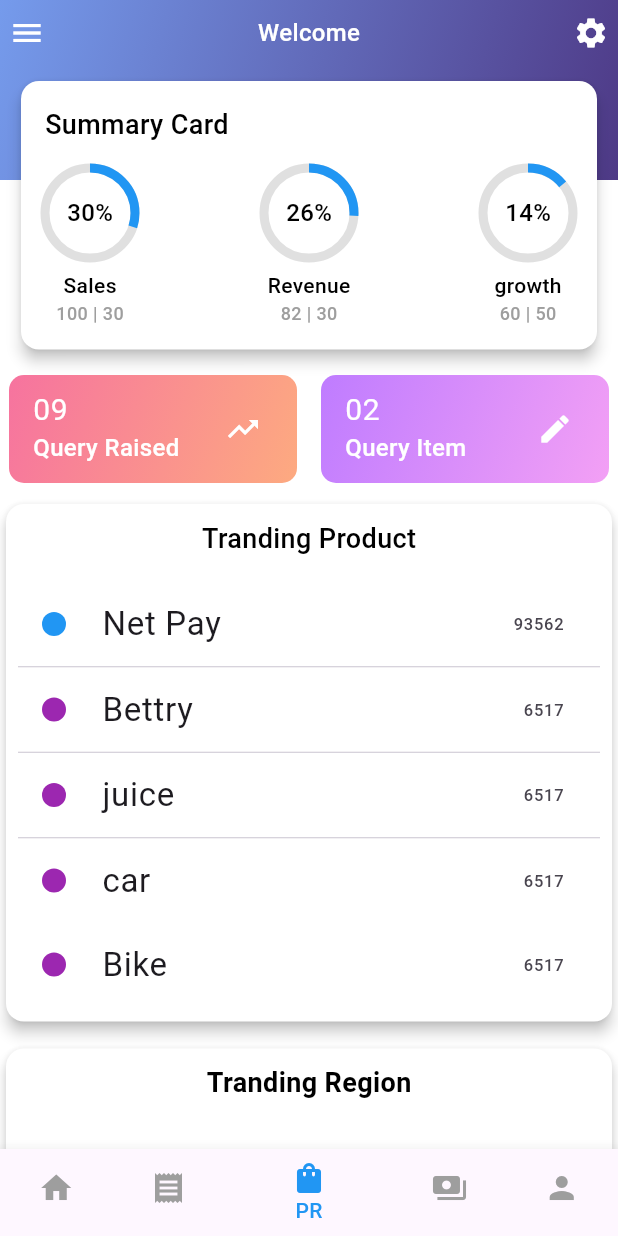
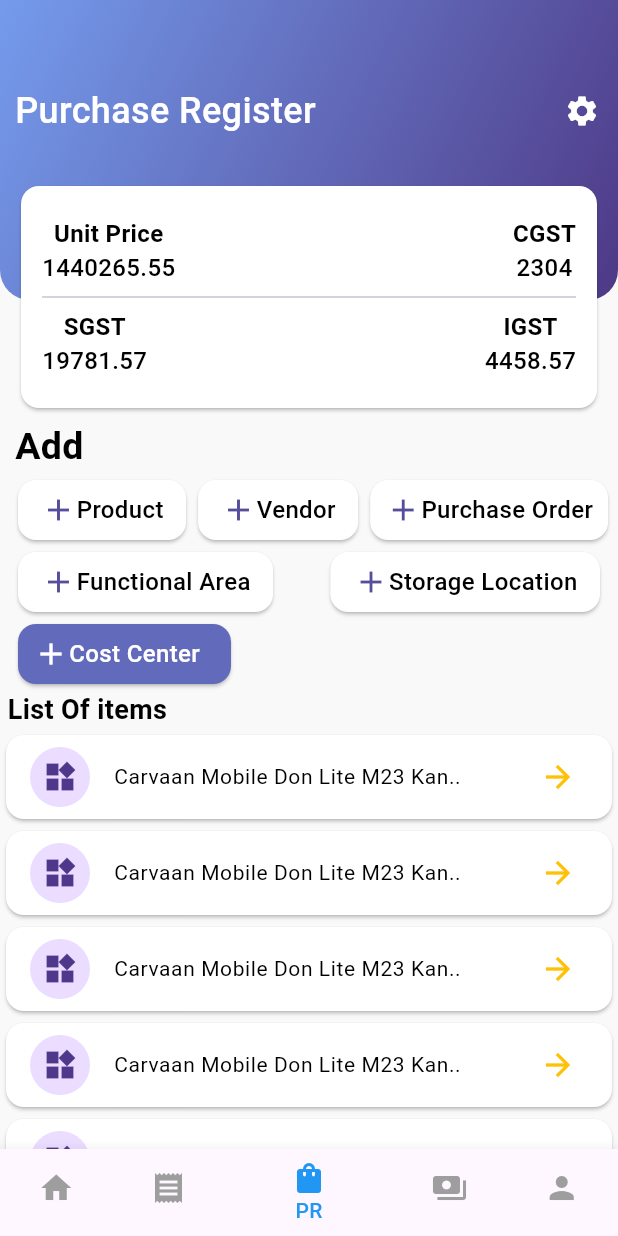
Before and after one commit to vitwo6Livo/vitwoai-report, a Flutter app: the Bottomnav screen opened by its route, swiped to page 3, on a phone screen of 412 x 824 dp. Run offline on Flutter 3.47's test engine with Material 3 defaults, Android fonts, the light colour scheme and no system bars; our stand-ins replace fl_chart, flutter_riverpod, lottie, table_calendar; network calls fail; Roboto replaces fonts that are missing (Lora-Medium, Lora-Regular, Lora-SemiBold); project files that could hold a hidden picture were left out.

Commit message:
new verson of UI

```diff
--- a/lib/golobal-Widget/bottom-Nav.dart
+++ b/lib/golobal-Widget/bottom-Nav.dart
@@ -2,6 +2,8 @@
 
 import 'package:flutter/material.dart';
 import 'package:lottie/lottie.dart';
+import 'package:vitwoai_report/src/ageing/presentation/agineScreen.dart';
+import 'package:vitwoai_report/src/purchaseRegister/presentation/PRScreen.dart';
 import '../src/home/presentation/main-Screen.dart';
 
 class Bottomnav extends StatefulWidget {
@@ -17,8 +19,8 @@
 
   final List<Widget> _screens = [
     const Main_Screen(),
-    const Main_Screen(),
-    const Main_Screen(),
+    SalesAnalyticsScreen(),
+    const PurchesRegister(),
     const Main_Screen(),
     const Main_Screen(),
   ];
--- a/lib/src/home/presentation/main-Screen.dart
+++ b/lib/src/home/presentation/main-Screen.dart
@@ -142,7 +142,7 @@
                         HandText.item,
                         style: Theme.of(context)
                             .textTheme
-                            .bodyMedium!
+                            .bodySmall!
                             .copyWith(color: AppColor.lightFontCpy),
                       ),
                       trailing: Icon(Icons.edit, color: AppColor.appBarIcon),
--- a/lib/src/home/presentation/main-widget/productWidget.dart
+++ b/lib/src/home/presentation/main-widget/productWidget.dart
@@ -24,12 +24,13 @@
                   .copyWith(fontSize: 18),
             ),
             const SizedBox(height: 16),
-            const ListTile(
-              leading: CircleAvatar(
+            ListTile(
+              leading: const CircleAvatar(
                 backgroundColor: Colors.blue,
                 radius: 8,
               ),
-              title: Text('Net Pay'),
+              title: Text('Net Pay',
+                  style: Theme.of(context).textTheme.bodyMedium!),
               trailing: Text('93562'),
             ),
             const Divider(
--- /dev/null
+++ b/lib/src/purchaseRegister/presentation/PRScreen.dart
@@ -0,0 +1,375 @@
+import 'package:flutter/material.dart';
+
+class PurchesRegister extends StatelessWidget {
+  const PurchesRegister({super.key});
+
+  @override
+  Widget build(BuildContext context) {
+    return Scaffold(
+        backgroundColor: Color(0xffff9f9f9),
+        body: Column(
+          crossAxisAlignment: CrossAxisAlignment.start,
+          children: [
+            SizedBox(
+              height: 280,
+              width: double.infinity,
+              child: Stack(
+                children: [
+                  Container(
+                    height: 200,
+                    width: double.infinity,
+                    alignment: Alignment.topLeft,
+                    decoration: const BoxDecoration(
+                        gradient: LinearGradient(
+                            colors: [Color(0xfff759bec), Color(0xfff4e3986)],
+                            begin: Alignment.topLeft,
+                            end: Alignment.bottomRight),
+                        borderRadius: BorderRadius.only(
+                            bottomLeft: Radius.circular(20),
+                            bottomRight: Radius.circular(20))),
+                    child: Padding(
+                        padding: const EdgeInsets.only(top: 50, left: 10),
+                        child: Row(
+                          mainAxisAlignment: MainAxisAlignment.spaceBetween,
+                          children: [
+                            const Text(
+                              "Purchase Register",
+                              style:
+                                  TextStyle(fontSize: 24, color: Colors.white),
+                            ),
+                            IconButton(
+                                onPressed: () {},
+                                icon: const Icon(
+                                  Icons.settings,
+                                  color: Colors.white,
+                                ))
+                          ],
+                        )),
+                  ),
+                  const Positioned(
+                    top: 120,
+                    left: 10,
+                    right: 10,
+                    child: Card(
+                      color: Colors.white,
+                      child: Padding(
+                        padding:
+                            EdgeInsets.symmetric(horizontal: 14, vertical: 20),
+                        child: Column(
+                          mainAxisAlignment: MainAxisAlignment.center,
+                          children: [
+                            Row(
+                              mainAxisAlignment: MainAxisAlignment.spaceBetween,
+                              children: [
+                                Column(
+                                  children: [
+                                    Text(
+                                      "Unit Price",
+                                      style: TextStyle(
+                                          fontWeight: FontWeight.bold),
+                                    ),
+                                    Text("1440265.55")
+                                  ],
+                                ),
+                                Column(
+                                  children: [
+                                    Text(
+                                      "CGST",
+                                      style: TextStyle(
+                                          fontWeight: FontWeight.bold),
+                                    ),
+                                    Text("2304")
+                                  ],
+                                )
+                              ],
+                            ),
+                            Divider(),
+                            Row(
+                              mainAxisAlignment: MainAxisAlignment.spaceBetween,
+                              children: [
+                                Column(
+                                  children: [
+                                    Text(
+                                      "SGST",
+                                      style: TextStyle(
+                                          fontWeight: FontWeight.bold),
+                                    ),
+                                    Text("19781.57")
+                                  ],
+                                ),
+                                Column(
+                                  children: [
+                                    Text(
+                                      "IGST",
+                                      style: TextStyle(
+                                          fontWeight: FontWeight.bold),
+                                    ),
+                                    Text("4458.57")
+                                  ],
+                                )
+                              ],
+                            )
+                          ],
+                        ),
+                      ),
+                    ),
+                  )
+                ],
+              ),
+            ),
+            const Padding(
+              padding: EdgeInsets.symmetric(horizontal: 10),
+              child: Text(
+                "Add",
+                style: TextStyle(fontSize: 25, fontWeight: FontWeight.bold),
+              ),
+            ),
+            const Padding(
+              padding: EdgeInsets.symmetric(horizontal: 8),
+              child: Row(
+                mainAxisAlignment: MainAxisAlignment.spaceBetween,
+                children: [
+                  Card(
+                    color: Colors.white,
+                    child: Padding(
+                      padding:
+                          EdgeInsets.symmetric(horizontal: 15, vertical: 8),
+                      child: Row(
+                        children: [
+                          Icon(
+                            Icons.add,
+                            color: Color(0xfff564d9c),
+                          ),
+                          Text("Product")
+                        ],
+                      ),
+                    ),
+                  ),
+                  Card(
+                    color: Colors.white,
+                    child: Padding(
+                      padding:
+                          EdgeInsets.symmetric(horizontal: 15, vertical: 8),
+                      child: Row(
+                        children: [
+                          Icon(
+                            Icons.add,
+                            color: Color(0xfff564d9c),
+                          ),
+                          Text("Vendor")
+                        ],
+                      ),
+                    ),
+                  ),
+                  Card(
+                    color: Colors.white,
+                    child: Padding(
+                      padding:
+                          EdgeInsets.symmetric(horizontal: 10, vertical: 8),
+                      child: Row(
+                        children: [
+                          Icon(
+                            Icons.add,
+                            color: Color(0xfff564d9c),
+                          ),
+                          Text("Purchase Order")
+                        ],
+                      ),
+                    ),
+                  )
+                ],
+              ),
+            ),
+            const Padding(
+              padding: EdgeInsets.symmetric(horizontal: 8),
+              child: Row(
+                mainAxisAlignment: MainAxisAlignment.spaceBetween,
+                children: [
+                  Card(
+                    color: Colors.white,
+                    child: Padding(
+                      padding:
+                          EdgeInsets.symmetric(horizontal: 15, vertical: 8),
+                      child: Row(
+                        children: [
+                          Icon(
+                            Icons.add,
+                            color: Color(0xfff564d9c),
+                          ),
+                          Text("Functional Area")
+                        ],
+                      ),
+                    ),
+                  ),
+                  Card(
+                    color: Colors.white,
+                    child: Padding(
+                      padding:
+                          EdgeInsets.symmetric(horizontal: 15, vertical: 8),
+                      child: Row(
+                        children: [
+                          Icon(
+                            Icons.add,
+                            color: Color(0xfff564d9c),
+                          ),
+                          Text("Storage Location")
+                        ],
+                      ),
+                    ),
+                  ),
+                ],
+              ),
+            ),
+            const Padding(
+              padding: EdgeInsets.symmetric(horizontal: 8),
+              child: SizedBox(
+                width: 150,
+                child: Card(
+                  color: Color(0xfff626abb),
+                  child: Padding(
+                    padding: EdgeInsets.symmetric(horizontal: 10, vertical: 8),
+                    child: Row(
+                      children: [
+                        Icon(
+                          Icons.add,
+                          color: Colors.white,
+                        ),
+                        Text(
+                          "Cost Center",
+                          style: TextStyle(color: Colors.white),
+                        )
+                      ],
+                    ),
+                  ),
+                ),
+              ),
+            ),
+            const Padding(
+              padding: EdgeInsets.symmetric(horizontal: 5),
+              child: Text(
+                "List Of items",
+                style: TextStyle(fontSize: 18, fontWeight: FontWeight.bold),
+              ),
+            ),
+            Expanded(
+              child: ListView(
+                children: [
+                  Card(
+                    color: Colors.white,
+                    child: ListTile(
+                      leading: const CircleAvatar(
+                        child: Icon(Icons.widgets),
+                      ),
+                      title: Text("Carvaan Mobile Don Lite M23 Kan..",
+                          style: Theme.of(context).textTheme.bodySmall),
+                      trailing: Icon(
+                        Icons.arrow_forward,
+                        color: Colors.amber,
+                      ),
+                    ),
+                  ),
+                  Card(
+                    color: Colors.white,
+                    child: ListTile(
+                      leading: CircleAvatar(
+                        child: Icon(Icons.widgets),
+                      ),
+                      title: Text("Carvaan Mobile Don Lite M23 Kan..",
+                          style: Theme.of(context).textTheme.bodySmall),
+                      trailing: Icon(
+                        Icons.arrow_forward,
+                        color: Colors.amber,
+                      ),
+                    ),
+                  ),
+                  Card(
+                    color: Colors.white,
+                    child: ListTile(
+                      leading: CircleAvatar(
+                        child: Icon(Icons.widgets),
+                      ),
+                      title: Text("Carvaan Mobile Don Lite M23 Kan..",
+                          style: Theme.of(context).textTheme.bodySmall),
+                      trailing: Icon(
+                        Icons.arrow_forward,
+                        color: Colors.amber,
+                      ),
+                    ),
+                  ),
+                  Card(
+                    color: Colors.white,
+                    child: ListTile(
+                      leading: CircleAvatar(
+                        child: Icon(Icons.widgets),
+                      ),
+                      title: Text("Carvaan Mobile Don Lite M23 Kan..",
+                          style: Theme.of(context).textTheme.bodySmall),
+                      trailing: Icon(
+                        Icons.arrow_forward,
+                        color: Colors.amber,
+                      ),
+                    ),
+                  ),
+                  Card(
+                    color: Colors.white,
+                    child: ListTile(
+                      leading: CircleAvatar(
+                        child: Icon(Icons.widgets),
+                      ),
+                      title: Text("Carvaan Mobile Don Lite M23 Kan..",
+                          style: Theme.of(context).textTheme.bodySmall),
+                      trailing: Icon(
+                        Icons.arrow_forward,
+                        color: Colors.amber,
+                      ),
+                    ),
+                  ),
+                  Card(
+                    color: Colors.white,
+                    child: ListTile(
+                      leading: CircleAvatar(
+                        child: Icon(Icons.widgets),
+                      ),
+                      title: Text("Carvaan Mobile Don Lite M23 Kan..",
+                          style: Theme.of(context).textTheme.bodySmall),
+                      trailing: Icon(
+                        Icons.arrow_forward,
+                        color: Colors.amber,
+                      ),
+                    ),
+                  ),
+                  Card(
+                    color: Colors.white,
+                    child: ListTile(
+                      leading: CircleAvatar(
+                        child: Icon(Icons.widgets),
+                      ),
+                      title: Text("Carvaan Mobile Don Lite M23 Kan..",
+                          style: Theme.of(context).textTheme.bodySmall),
+                      trailing: Icon(
+                        Icons.arrow_forward,
+                        color: Colors.amber,
+                      ),
+                    ),
+                  ),
+                  Card(
+                    color: Colors.white,
+                    child: ListTile(
+                      leading: CircleAvatar(
+                        child: Icon(Icons.widgets),
+                      ),
+                      title: Text("Carvaan Mobile Don Lite M23 Kan..",
+                          style: Theme.of(context).textTheme.bodySmall),
+                      trailing: Icon(
+                        Icons.arrow_forward,
+                        color: Colors.amber,
+                      ),
+                    ),
+                  ),
+                ],
+              ),
+            )
+          ],
+        ));
+  }
+}
```
Also changed, not shown: lib/src/ageing/presentation/agineScreen.dart (added, +240 -0 lines), pubspec.lock.
